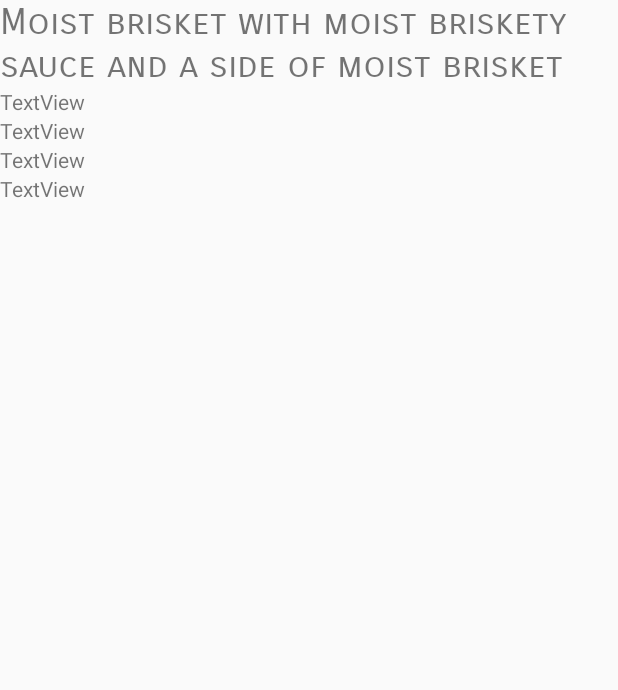
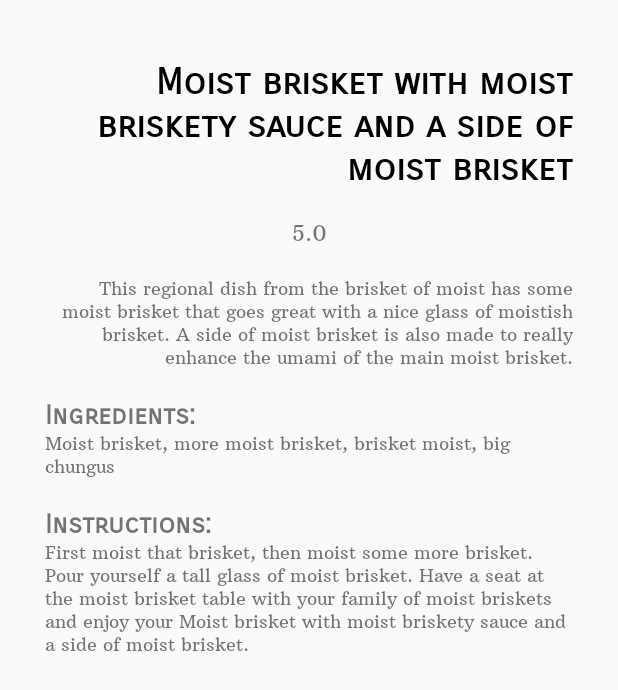
Before and after one commit to bbl007/SDHacks2019, an Android app: the ResultsActivity screen opened directly, with no data from a screen before it, on a phone screen of 412 x 824 dp. Shown: the top 690 px of the screen. Run offline under Robolectric (Android 15) with nearby library versions, the phone set to English and light mode, and no system bars; 1 statement that could not run was skipped.

Commit message:
font and results

```diff
--- a/leftoversAndroid/Leftovers/app/src/main/res/layout/activity_results.xml
+++ b/leftoversAndroid/Leftovers/app/src/main/res/layout/activity_results.xml
@@ -13,40 +13,90 @@
 
         <LinearLayout
             android:layout_width="match_parent"
-            android:layout_height="wrap_content"
-            android:orientation="vertical" >
+            android:layout_height="match_parent"
+            android:orientation="vertical">
 
             <TextView
                 android:id="@+id/recipe_title"
                 android:layout_width="wrap_content"
                 android:layout_height="wrap_content"
+                android:layout_marginLeft="30dp"
+                android:layout_marginTop="40dp"
+                android:layout_marginRight="30dp"
+                android:layout_marginBottom="20dp"
                 android:fontFamily="sans-serif-smallcaps"
                 android:text="Moist brisket with moist briskety sauce and a side of moist brisket"
-                android:textSize="24sp" />
+                android:textAlignment="textEnd"
+                android:textColor="#000000"
+                android:textSize="24sp"
+                android:textStyle="bold" />
 
             <TextView
                 android:id="@+id/rating_text"
                 android:layout_width="match_parent"
                 android:layout_height="wrap_content"
-                android:text="TextView" />
+                android:layout_marginLeft="30dp"
+                android:layout_marginRight="30dp"
+                android:fontFamily="@font/arbutus_slab"
+                android:text="5.0"
+                android:textAlignment="center" />
 
             <TextView
                 android:id="@+id/description_text"
                 android:layout_width="match_parent"
                 android:layout_height="wrap_content"
-                android:text="TextView" />
+                android:layout_marginLeft="30dp"
+                android:layout_marginTop="20dp"
+                android:layout_marginRight="30dp"
+                android:layout_marginBottom="20dp"
+                android:fontFamily="@font/arbutus_slab"
+                android:text="This regional dish from the brisket of moist has some moist brisket that goes great with a nice glass of moistish brisket. A side of moist brisket is also made to really enhance the umami of the main moist brisket."
+                android:textAlignment="textEnd"
+                android:textSize="12sp" />
+
+            <TextView
+                android:id="@+id/ingredients_header"
+                android:layout_width="match_parent"
+                android:layout_height="wrap_content"
+                android:layout_marginLeft="30dp"
+                android:layout_marginRight="30dp"
+                android:fontFamily="sans-serif-smallcaps"
+                android:text="Ingredients:"
+                android:textSize="18sp"
+                android:textStyle="bold" />
 
             <TextView
                 android:id="@+id/ingredients_text"
                 android:layout_width="match_parent"
                 android:layout_height="wrap_content"
-                android:text="TextView" />
+                android:layout_marginLeft="30dp"
+                android:layout_marginRight="30dp"
+                android:layout_marginBottom="20dp"
+                android:fontFamily="@font/arbutus_slab"
+                android:text="Moist brisket, more moist brisket, brisket moist, big chungus"
+                android:textAlignment="textStart"
+                android:textSize="12sp" />
+
+            <TextView
+                android:id="@+id/instructions_header"
+                android:layout_width="match_parent"
+                android:layout_height="wrap_content"
+                android:layout_marginLeft="30dp"
+                android:layout_marginRight="30dp"
+                android:fontFamily="sans-serif-smallcaps"
+                android:text="Instructions:"
+                android:textSize="18sp"
+                android:textStyle="bold" />
 
             <TextView
                 android:id="@+id/instructions_text"
                 android:layout_width="match_parent"
                 android:layout_height="wrap_content"
-                android:text="TextView" />
+                android:layout_marginLeft="30dp"
+                android:layout_marginRight="30dp"
+                android:fontFamily="@font/arbutus_slab"
+                android:text="First moist that brisket, then moist some more brisket. Pour yourself a tall glass of moist brisket. Have a seat at the moist brisket table with your family of moist briskets and enjoy your Moist brisket with moist briskety sauce and a side of moist brisket."
+                android:textSize="12sp" />
         </LinearLayout>
     </ScrollView>
 
```
Also changed, not shown: leftoversAndroid/Leftovers/app/src/main/res/font/arbutus_slab.ttf (added).
